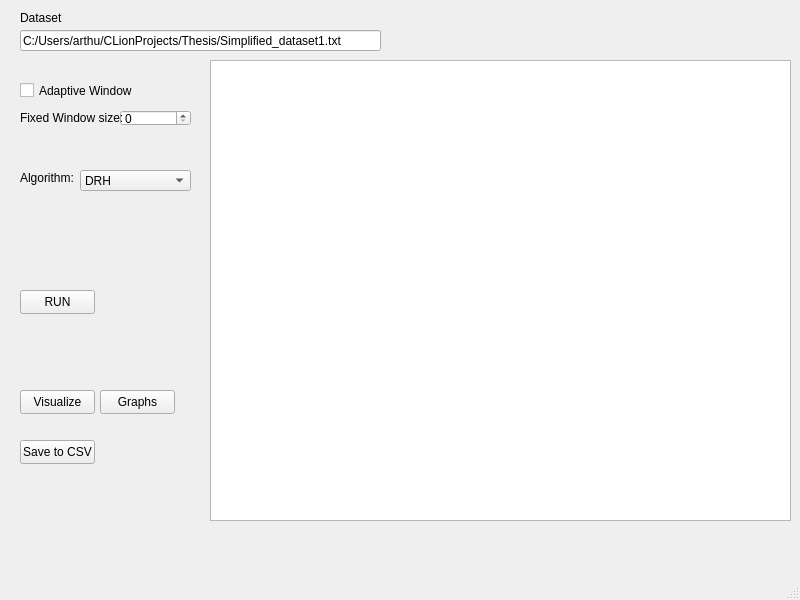
Qt form MainWindow.ui (ArthurVGitHub/RealTime-Data-Compression-Simulator) before a commit.
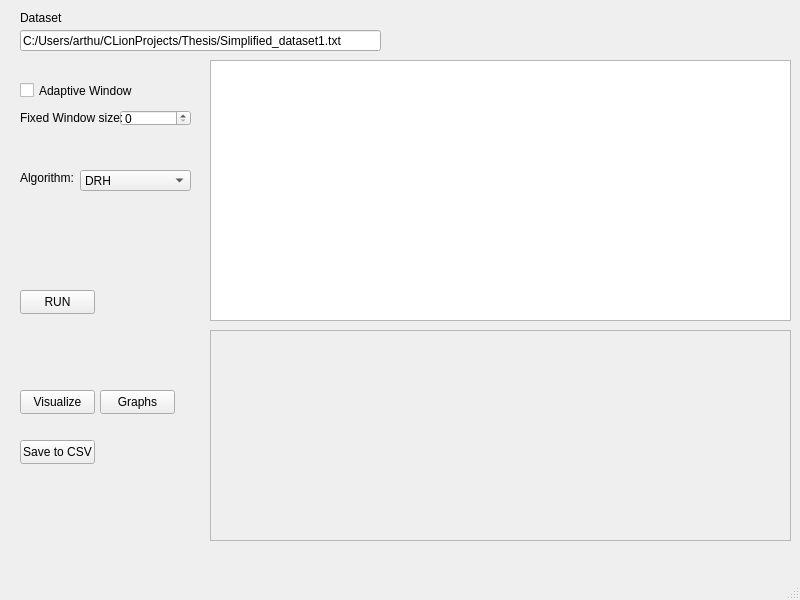
The same form after that commit.

Commit message: Added real-time CR feedback in UI

The edit to the form file:
```diff
--- a/MainWindow.ui
+++ b/MainWindow.ui
@@ -33,7 +33,7 @@
       <x>210</x>
       <y>60</y>
       <width>581</width>
-      <height>461</height>
+      <height>261</height>
      </rect>
     </property>
    </widget>
@@ -234,6 +234,40 @@
      <string>Graphs</string>
     </property>
    </widget>
+   <widget class="QScrollArea" name="scrollArea">
+    <property name="geometry">
+     <rect>
+      <x>210</x>
+      <y>330</y>
+      <width>581</width>
+      <height>211</height>
+     </rect>
+    </property>
+    <property name="widgetResizable">
+     <bool>true</bool>
+    </property>
+    <widget class="QWidget" name="scrollAreaWidgetContents">
+     <property name="geometry">
+      <rect>
+       <x>0</x>
+       <y>0</y>
+       <width>579</width>
+       <height>209</height>
+      </rect>
+     </property>
+     <widget class="QWidget" name="liveCrLayout" native="true">
+      <property name="geometry">
+       <rect>
+        <x>20</x>
+        <y>30</y>
+        <width>541</width>
+        <height>161</height>
+       </rect>
+      </property>
+      <layout class="QVBoxLayout" name="verticalLayout"/>
+     </widget>
+    </widget>
+   </widget>
   </widget>
   <widget class="QMenuBar" name="menubar">
    <property name="geometry">
```
The commit also changes 4 other files.
